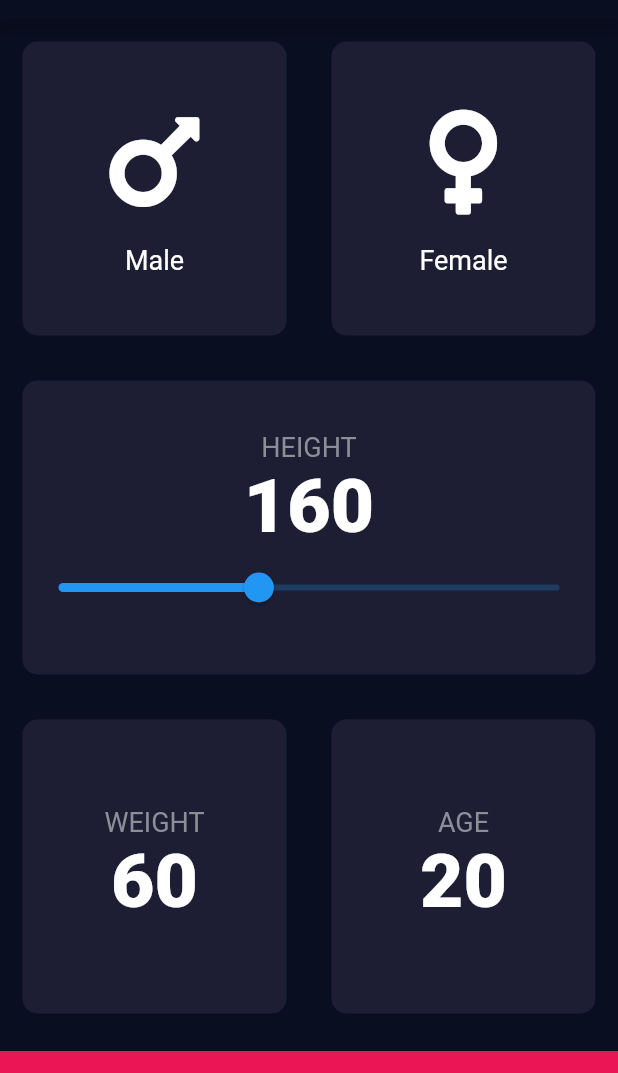
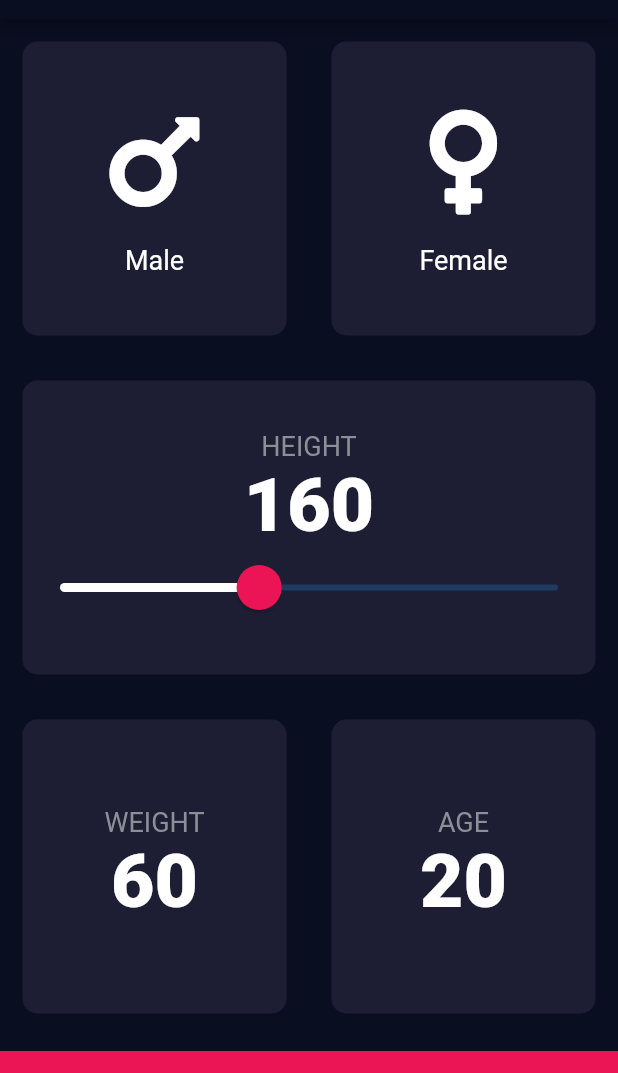
Before and after one commit to adrian61/LearnFlutter, a Flutter app: the screen it shows after launch, on a phone screen of 412 x 824 dp, the part 65-1138 px from its top. Run offline on Flutter 3.47's test engine with Material 2 defaults, Android fonts, the phone set to English and light mode, and no system bars; our stand-ins replace audioplayers, font_awesome_flutter, rflutter_alert.

Commit message:
Customized slider

```diff
--- a/bmi-calculator-flutter-master/lib/input_page.dart
+++ b/bmi-calculator-flutter-master/lib/input_page.dart
@@ -69,7 +69,16 @@ class _InputPageState extends State<InputPage> {
                       height.toString(),
                       style: numberTextStyle,
                     ),
-                    Slider(
+                    SliderTheme(
+                      data: SliderTheme.of(context).copyWith(
+                          activeTrackColor: Colors.white,
+                          thumbColor: Color(0xFFEB1555),
+                          overlayColor: Color(0xFFEB1555),
+                          thumbShape:
+                              RoundSliderThumbShape(enabledThumbRadius: 15.0),
+                          overlayShape:
+                              RoundSliderOverlayShape(overlayRadius: 25.0)),
+                      child: Slider(
                         value: height.toDouble(),
                         min: 120.0,
                         max: 220.0,
@@ -78,6 +87,7 @@ class _InputPageState extends State<InputPage> {
                             height = value.toInt();
                           });
                         },
+                      ),
                     )
                   ],
                 ),
```
Lines whose indentation alone changed are shown as unchanged.
